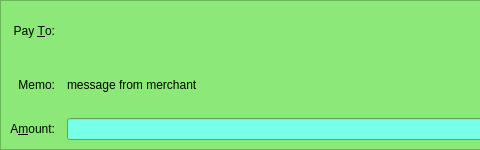
Above: src/qt/forms/sendcoinsentry.ui from MintcoinCommunity/Mintcoin-Desktop-Wallet before the change; both pictures show x 0 to 480 and y 0 to 150 of the 729 by 150 pixel window. Below: the same form after it.
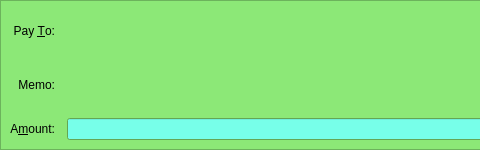
That is the form after the change. The open tabs and pages were chosen to show the change. Icons and pictures are not drawn. Custom widgets are drawn as their Qt base class.

Diff of the .ui file:
```diff
--- a/src/qt/forms/sendcoinsentry.ui
+++ b/src/qt/forms/sendcoinsentry.ui
@@ -676,9 +676,9 @@
      </layout>
     </item>
     <item row="4" column="2">
-     <widget class="QLabel" name="memo_s">
-      <property name="text">
-       <string>message from merchant</string>
+     <widget class="QLabel" name="memoTextLabel_s">
+      <property name="textFormat">
+       <enum>Qt::PlainText</enum>
       </property>
      </widget>
     </item>
```
Left out of the diff: 26 changed lines with no effect on the pictures.
